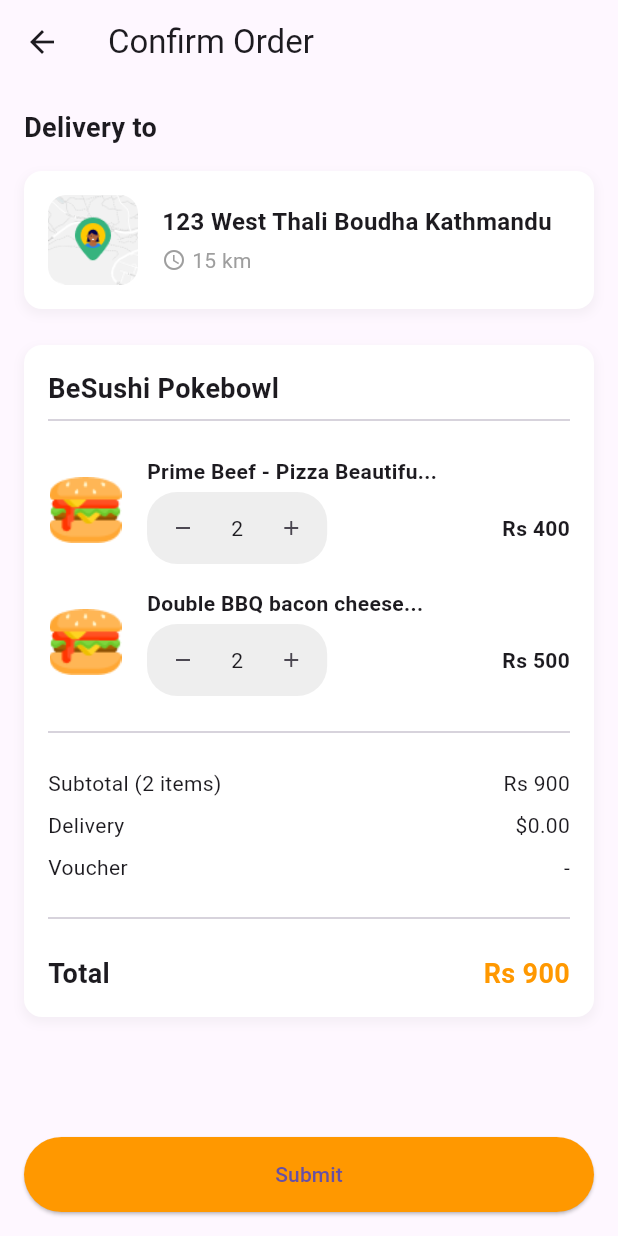
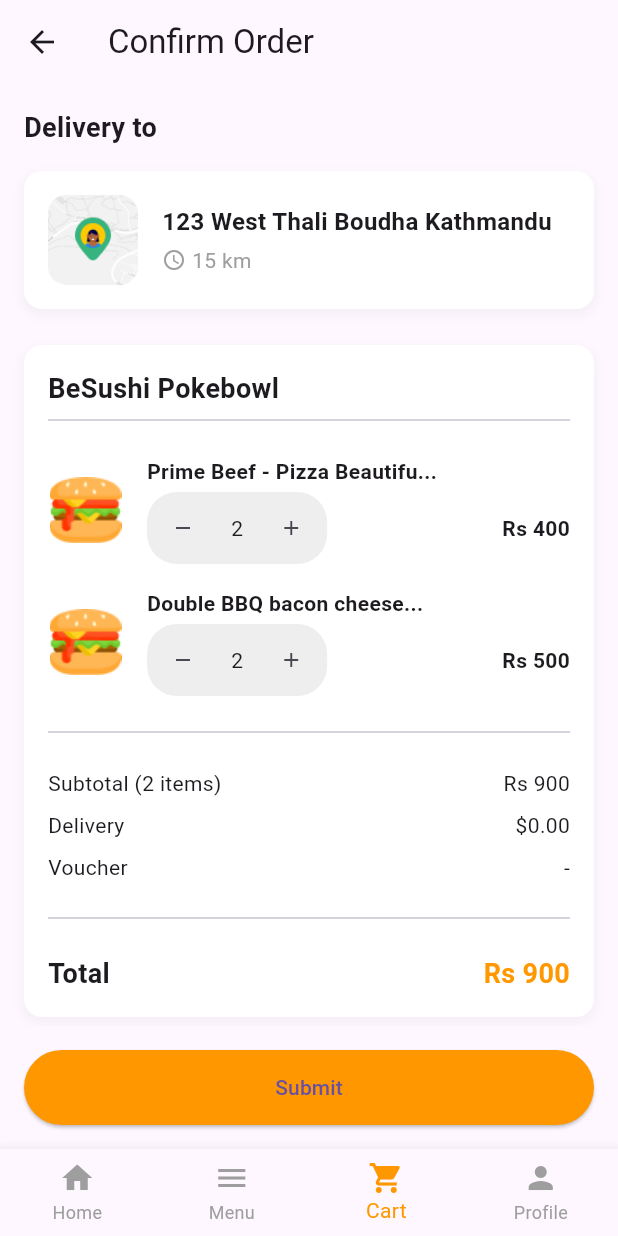
Before and after one commit to suyog100/Final_App_Project, a Flutter app: the screen it shows after launch, item 3 of the bottom bar chosen, on a phone screen of 412 x 824 dp. Run offline on Flutter 3.47's test engine with Material 3 defaults, Android fonts, the phone set to English and light mode, and no system bars; our stand-ins replace connectivity_plus, dartz, dio, equatable, flutter_riverpod, hive_flutter and 3 more; missing offline and left inert: all_sensors2; accounts and stored records are empty.

Commit message:
added tabbar in cart

```diff
--- a/lib/features/cart/presentation/view/cart_view.dart
+++ b/lib/features/cart/presentation/view/cart_view.dart
@@ -1,13 +1,40 @@
 import 'package:flutter/material.dart';
+import 'package:finalproject/features/home/presentation/view/dashborad_test.dart';
+
+
+import '../../../menu/presentation/view/Menu.dart';
 
 class CartView extends StatefulWidget {
   const CartView({super.key});
 
   @override
-  State<CartView> createState() => _CartViewState();
+  _CartViewState createState() => _CartViewState();
 }
 
 class _CartViewState extends State<CartView> {
+  int _selectedIndex = 2; // Start with Cart selected
+
+  void _onItemTapped(int index) {
+    if (index != _selectedIndex) {
+      if (index == 0) {
+        Navigator.of(context).pushReplacement(MaterialPageRoute(
+          builder: (context) => DashboardTest(),
+        ));
+      } else if (index == 1) {
+        Navigator.of(context).pushReplacement(MaterialPageRoute(
+          builder: (context) => MenuPage(),
+        ));
+      } else if (index == 3) {
+        // Navigate to Profile page
+        // Add your Profile page navigation here
+      } else {
+        setState(() {
+          _selectedIndex = index;
+        });
+      }
+    }
+  }
+
   @override
   Widget build(BuildContext context) {
     return Scaffold(
@@ -176,7 +203,6 @@ class _CartViewState extends State<CartView> {
                       ),
                     ),
                   ],
-
                 ),
               ),
             ),
@@ -198,6 +224,31 @@ class _CartViewState extends State<CartView> {
             ),
           ),
         ],
+      ),
+      bottomNavigationBar: BottomNavigationBar(
+        items: const <BottomNavigationBarItem>[
+          BottomNavigationBarItem(
+            icon: Icon(Icons.home),
+            label: 'Home',
+          ),
+          BottomNavigationBarItem(
+            icon: Icon(Icons.menu),
+            label: 'Menu',
+          ),
+          BottomNavigationBarItem(
+            icon: Icon(Icons.shopping_cart),
+            label: 'Cart',
+          ),
+          BottomNavigationBarItem(
+            icon: Icon(Icons.person),
+            label: 'Profile',
+          ),
+        ],
+        currentIndex: _selectedIndex,
+        selectedItemColor: Colors.orange,
+        unselectedItemColor: Colors.grey,
+        onTap: _onItemTapped,
+        type: BottomNavigationBarType.fixed,
       ),
     );
   }
```
Lines whose indentation alone changed are shown as unchanged.
